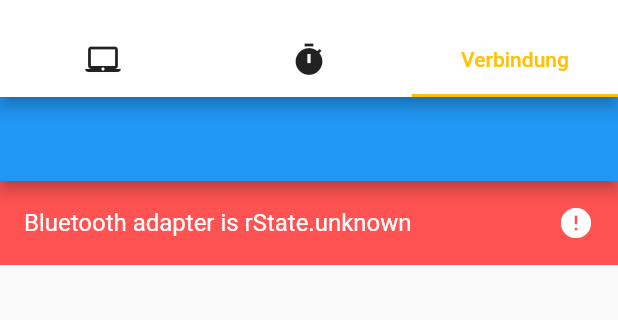
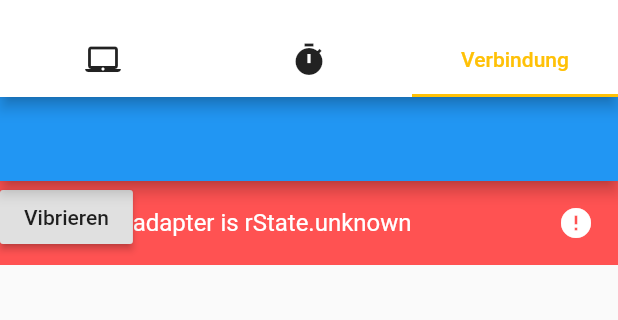
Before and after one commit to koehlerfelix/Wearable, a Flutter app: the screen it shows after launch, tab 3 chosen, on a phone screen of 412 x 824 dp, the part 59-379 px from its top. Run offline on Flutter 3.47's test engine with Material 2 defaults, Android fonts, the phone set to English and light mode, and no system bars; our stand-ins replace flutter_blue, vibration.

Commit message:
implement first button for vibration

```diff
--- a/lib/Setting/connection.dart
+++ b/lib/Setting/connection.dart
@@ -7,6 +7,7 @@ import 'dart:async';
 import 'package:flutter/material.dart';
 import 'package:flutter_blue/flutter_blue.dart';
 import 'package:day_time_app/Setting/widgets.dart';
+import 'package:day_time_app/individual/individualWindow.dart';
 
 void main() {
   runApp(new FlutterBlueApp());
@@ -152,8 +153,25 @@ class _FlutterBlueAppState extends State<FlutterBlueApp> {
   }
 
   _writeCharacteristic(BluetoothCharacteristic c) async {
+    /*
     await device.writeCharacteristic(c, [0x12, 0x34],
         type: CharacteristicWriteType.withResponse);
+    setState(() {});
+    */
+    await device.writeCharacteristic(c, [0xFFFFFFFF],
+        type: CharacteristicWriteType.withoutResponse);
+    setState(() {});
+  }
+
+  _writeCharacteristicON(BluetoothCharacteristic c) async {
+    await device.writeCharacteristic(c, [0xFFFFFFFF],
+        type: CharacteristicWriteType.withoutResponse);
+    setState(() {});
+  }
+
+  _writeCharacteristicOFF(BluetoothCharacteristic c) async {
+    await device.writeCharacteristic(c, [0x000000],
+        type: CharacteristicWriteType.withoutResponse);
     setState(() {});
   }
 
@@ -319,10 +337,77 @@ class _FlutterBlueAppState extends State<FlutterBlueApp> {
             (isScanning) ? _buildProgressBarTile() : new Container(),
             new ListView(
               children: tiles,
-            )
+            ),
+            new RaisedButton(
+              child: new Text("Vibrieren"),
+                onPressed: vibrate,
+            ),
           ],
         ),
       ),
     );
   }
+
+  int on = 0;
+  void vibrate() {
+
+    BluetoothService TECO = services.last;
+    BluetoothCharacteristic vib = TECO.characteristics.first;
+
+    if (on == 0) {
+      _writeCharacteristicON(vib);
+      on = 1;
+    } else {
+      _writeCharacteristicOFF(vib);
+      on = 0;
+    }
+  }
+
+  void stop() {
+    BluetoothService TECO = services.last;
+    BluetoothCharacteristic vib = TECO.characteristics.first;
+    _writeCharacteristicOFF(vib);
+  }
+  /*
+  return new DefaultTabController(
+      length: 3,
+      child: new Scaffold(
+        backgroundColor: Colors.amber,
+
+        appBar: new AppBar(
+          title: new Text(
+              "UV-Timer",style: TextStyle(color: Colors.black87),
+          ),
+          backgroundColor: Colors.white,
+          bottom: new TabBar(
+            labelColor: Colors.amber,
+            unselectedLabelColor: Colors.black87,
+            indicatorColor: Colors.amber,
+            tabs: <Widget>[
+              new Tab(icon: Icon(Icons.laptop_mac)),
+              new Tab(icon: Icon(Icons.timer)),
+              new Tab(text: "Verbindung"),
+            ],
+          ),
+        ),
+        body:
+          Container(
+            decoration: BoxDecoration(
+              gradient: LinearGradient(
+                begin: Alignment.topCenter,
+                end: Alignment.bottomCenter,
+                stops: [0.01, 0.15, 0.5, 0.9],
+                colors: [
+                  Colors.white,
+                  Colors.limeAccent,
+                  Colors.amberAccent,
+                  Colors.amber,
+                ],
+              )
+            ),
+            child: new MyTabBarView() ,
+          )
+      ),
+    );
+   */
 }
```
